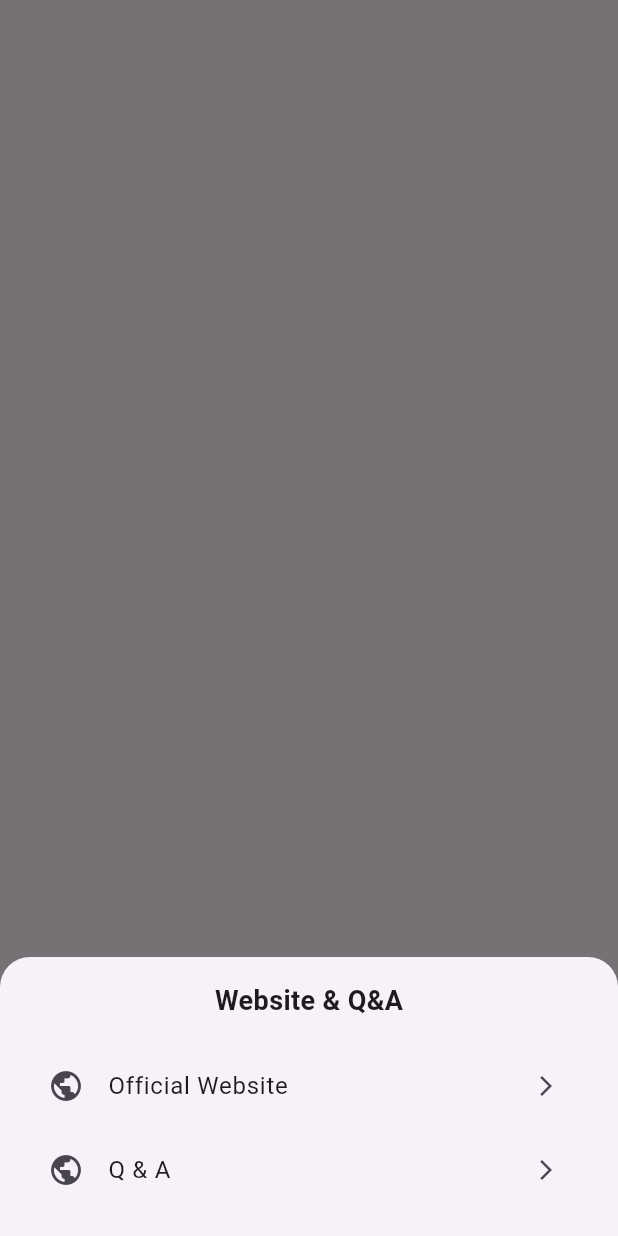
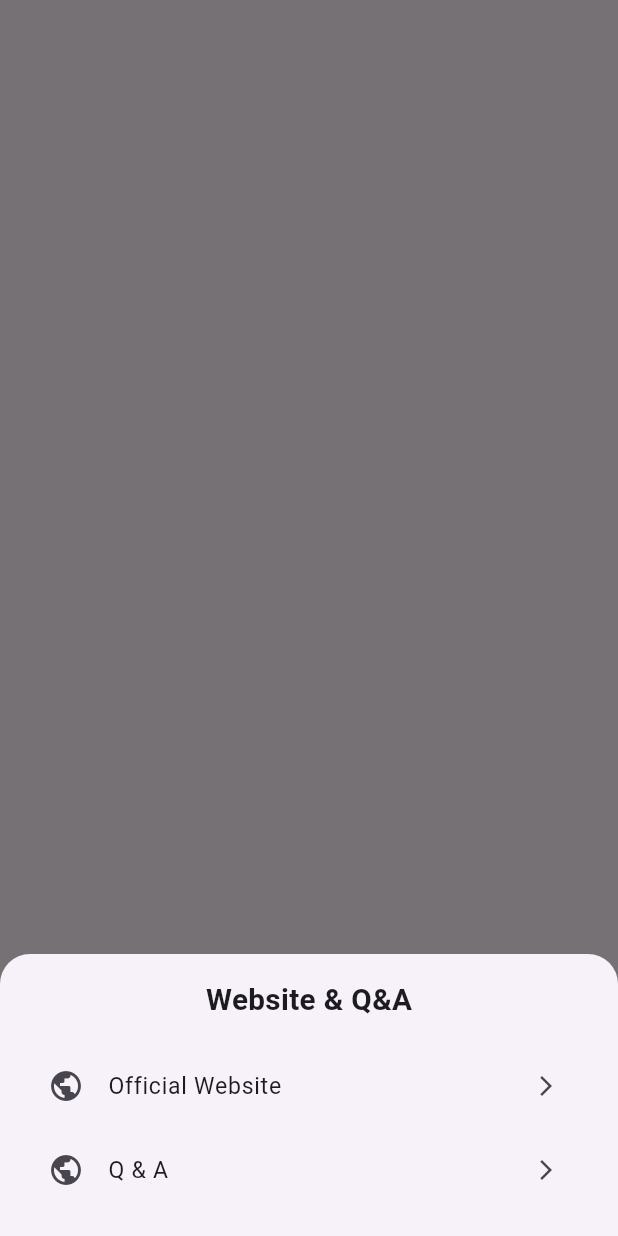
Before and after one commit to vidyasekaran/nondual_app12, a Flutter app: what showWebLinksBottomSheet() shows on an empty page, opened directly, on a phone screen of 412 x 824 dp. Run offline on Flutter 3.47's test engine with Material 3 defaults, Android fonts, the phone set to English and light mode, and no system bars; our stand-ins replace animated_text_kit, font_awesome_flutter, google_fonts, image_picker, just_audio, lucide_icons and 1 more; missing offline and left inert: in_app_update; accounts and stored records are empty; network calls fail.

Commit message:
tab font fix

```diff
--- a/lib/utils/resourcegrid_nice.dart
+++ b/lib/utils/resourcegrid_nice.dart
@@ -382,27 +382,36 @@ void showWebLinksBottomSheet(BuildContext context) {
 
     builder: (_) {
       final mediaQuery = MediaQuery.of(context);
+      final width = mediaQuery.size.width;
+      final scale = (width / 375).clamp(0.85, 1.1);
+
       return MediaQuery(
-        data: mediaQuery.copyWith(
-          textScaleFactor: mediaQuery.textScaleFactor.clamp(0.9, 1.2),
-        ),
+        data: mediaQuery.copyWith(textScaler: const TextScaler.linear(1.0)),
         child: SafeArea(
           child: Padding(
             padding: const EdgeInsets.all(16),
             child: Column(
               mainAxisSize: MainAxisSize.min,
               children: [
-                const Text(
+                Text(
                   "Website & Q&A",
-                  style: TextStyle(fontSize: 18, fontWeight: FontWeight.bold),
+                  style: TextStyle(
+                    fontSize: 18 * scale,
+                    fontWeight: FontWeight.bold,
+                  ),
                 ),
                 const SizedBox(height: 16),
 
                 ...webLinks.map((item) {
                   return ListTile(
                     leading: const Icon(Icons.public),
-                    title: Text(item.title),
+                    title: Text(
+                      item.title,
+                      textScaler: const TextScaler.linear(1.0),
+                      style: TextStyle(fontSize: 14 * scale),
+                    ),
                     trailing: const Icon(Icons.arrow_forward_ios, size: 16),
+
                     onTap: () async {
                       Navigator.pop(context);
                       final uri = Uri.parse(item.url);
@@ -431,26 +440,28 @@ void showGmGptBottomSheet(BuildContext context) {
     ),
     builder: (_) {
       final mediaQuery = MediaQuery.of(context);
+      final width = mediaQuery.size.width;
+      final scale = (width / 375).clamp(0.85, 1.1);
       return MediaQuery(
-        data: mediaQuery.copyWith(
-          textScaleFactor: mediaQuery.textScaleFactor.clamp(0.9, 1.2),
-        ),
+        data: mediaQuery.copyWith(textScaler: const TextScaler.linear(1.0)),
         child: SafeArea(
           child: Padding(
             padding: const EdgeInsets.all(16),
             child: Column(
               mainAxisSize: MainAxisSize.min,
               children: [
-                const Text(
+                Text(
                   "GM GPT – AI Guidance",
-                  style: TextStyle(fontSize: 18, fontWeight: FontWeight.bold),
+                  textScaler: const TextScaler.linear(1.0),
+                  style: TextStyle(fontSize: 18 * scale),
                 ),
 
                 const SizedBox(height: 8),
 
                 const Text(
-                  "This opens a personal AI conversation (not a group chat).",
+                  "This opens a personal AI conversation with GM GPT",
                   textAlign: TextAlign.center,
+                  textScaler: const TextScaler.linear(1.0),
                   style: TextStyle(fontSize: 14, color: Colors.black54),
                 ),
 
@@ -459,7 +470,11 @@ void showGmGptBottomSheet(BuildContext context) {
                 ...gmGptLinks.map((item) {
                   return ListTile(
                     leading: Icon(item.icon, color: item.color),
-                    title: Text(item.title),
+                    title: Text(
+                      item.title,
+                      textScaler: const TextScaler.linear(1.0),
+                      style: TextStyle(fontSize: 14, color: Colors.black54),
+                    ),
                     trailing: const Icon(Icons.arrow_forward_ios, size: 16),
                     onTap: () async {
                       Navigator.pop(context);
```
Also changed, not shown: 1 other file.
